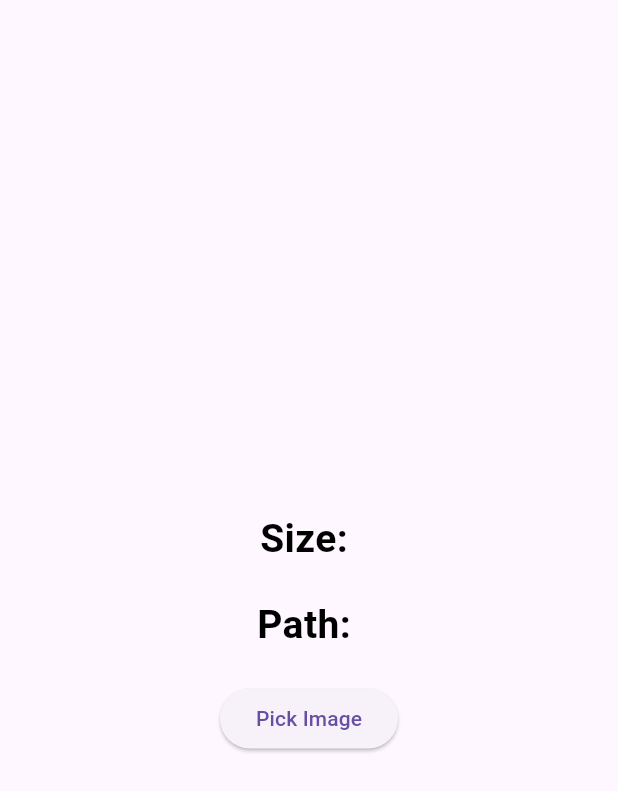
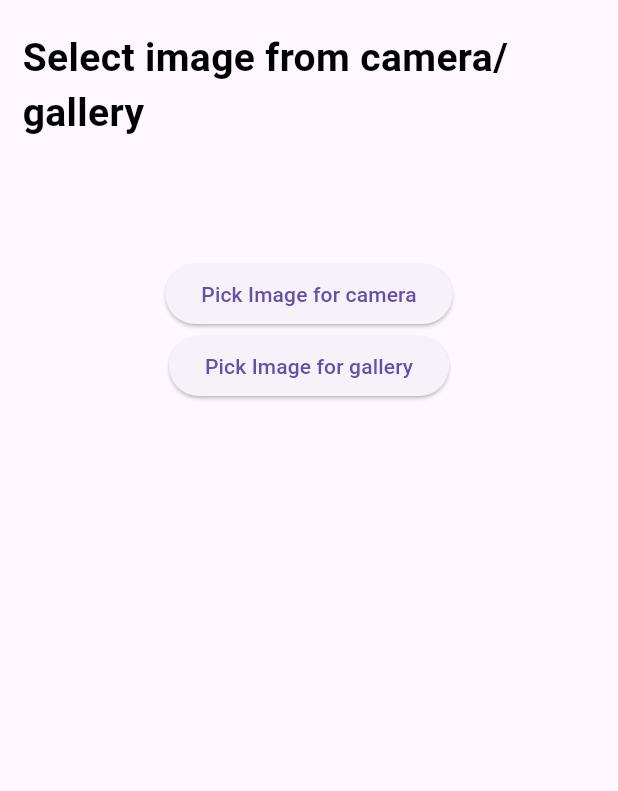
Before and after one commit to milanmaniya/getx_practice, a Flutter app: the ImagePicker screen opened directly, on a phone screen of 412 x 824 dp. Shown: the top 791 px of the screen. Run offline on Flutter 3.47's test engine with Material 2 defaults, Android fonts, the phone set to English and light mode, and no system bars; our stand-ins replace connectivity_plus, get, get_storage, image_picker; accounts and stored records are empty.

Commit message:
image pick complete

```diff
--- /dev/null
+++ b/lib/image_picker/controller/image_picker_controller.dart
@@ -0,0 +1,30 @@
+import 'dart:io';
+
+import 'package:flutter/material.dart';
+import 'package:get/get.dart';
+import 'package:image_picker/image_picker.dart';
+
+class ImagePickerController extends GetxController {
+  static get instance => Get.find<ImagePickerController>();
+
+  var selectedImagePath = ''.obs;
+  var selectedImageSize = ''.obs;
+
+  void getImage(ImageSource source) async {
+    final pickedFile = await ImagePicker().pickImage(source: source);
+
+    if (pickedFile != null) {
+      selectedImagePath.value = pickedFile.path;
+      selectedImageSize.value =
+          (File(pickedFile.path).lengthSync() / 1024 / 1024).toStringAsFixed(2);
+      // first divide 10234 is convert size is kb and seconds devide 1024 is convert size is mb
+    } else {
+      Get.snackbar(
+        'Error',
+        'Image is not picked!..',
+        backgroundColor: Colors.red,
+        snackPosition: SnackPosition.BOTTOM,
+      );
+    }
+  }
+}
--- a/lib/image_picker/image_picker.dart
+++ b/lib/image_picker/image_picker.dart
@@ -1,4 +1,9 @@
+import 'dart:io';
+
 import 'package:flutter/material.dart';
+import 'package:get/get.dart';
+import 'package:getx_practice/image_picker/controller/image_picker_controller.dart';
+import 'package:image_picker/image_picker.dart';
 
 class ImagePicker extends StatefulWidget {
   const ImagePicker({super.key});
@@ -8,43 +13,62 @@ class ImagePicker extends StatefulWidget {
 }
 
 class _ImagePickerState extends State<ImagePicker> {
+  final instance = Get.find<ImagePickerController>();
+
   @override
   Widget build(BuildContext context) {
     return Scaffold(
-      body: Center(
+      body: Padding(
+        padding: const EdgeInsets.symmetric(
+          horizontal: 15,
+          vertical: 20,
+        ),
+        child: SingleChildScrollView(
           child: Column(
             mainAxisAlignment: MainAxisAlignment.center,
             children: [
-            const SizedBox(
-              height: 20,
-            ),
-            const Text(
-              'Size: ',
+              Obx(
+                () => instance.selectedImagePath.value == ''
+                    ? const Text(
+                        'Select image from camera/ gallery',
                         style: TextStyle(
                           color: Colors.black,
                           fontSize: 26,
                           fontWeight: FontWeight.bold,
                         ),
+                      )
+                    : Image.file(
+                        File(instance.selectedImagePath.value),
+                      ),
               ),
               const SizedBox(
                 height: 20,
               ),
-            const Text(
-              'Path: ',
-              style: TextStyle(
+              Obx(
+                () => Text(
+                  instance.selectedImageSize.value == ''
+                      ? ''
+                      : 'Size: ${instance.selectedImageSize.value}',
+                  style: const TextStyle(
                     color: Colors.black,
                     fontSize: 26,
                     fontWeight: FontWeight.bold,
+                  ),
                 ),
               ),
               const SizedBox(
                 height: 20,
               ),
               ElevatedButton(
-              onPressed: () {},
-              child: const Text('Pick Image'),
+                onPressed: () => instance.getImage(ImageSource.camera),
+                child: const Text('Pick Image for camera'),
+              ),
+              ElevatedButton(
+                onPressed: () => instance.getImage(ImageSource.gallery),
+                child: const Text('Pick Image for gallery'),
               ),
             ],
+          ),
         ),
       ),
     );
```
Lines whose indentation alone changed are shown as unchanged.
